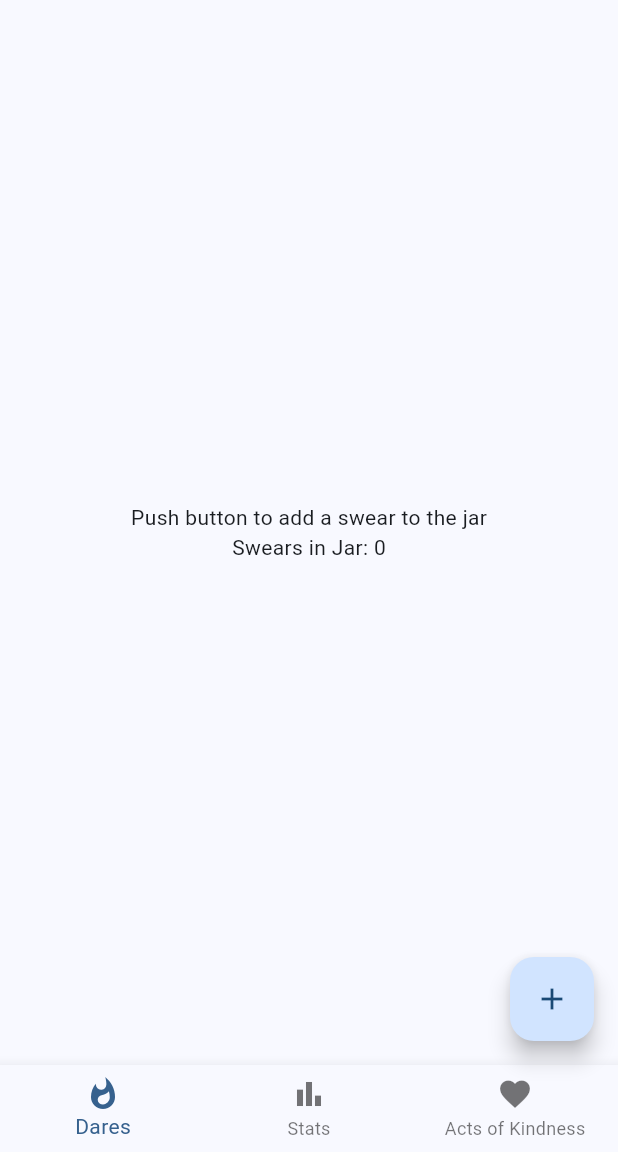
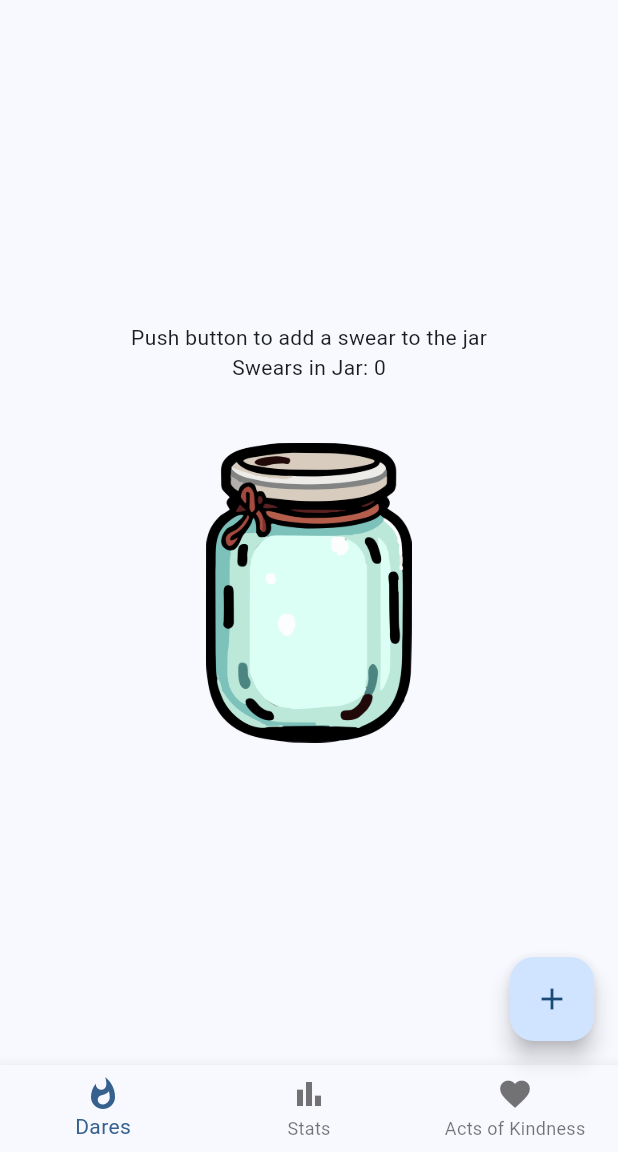
Before and after one commit to hasangha04/SwearJar, a Flutter app: the screen it shows after launch, on a phone screen of 412 x 824 dp, the part 84-1236 px from its top. Run offline on Flutter 3.47's test engine with Material 3 defaults, Android fonts, the phone set to English and light mode, and no system bars.

Commit message:
Added jar png on on home page.

```diff
--- a/lib/main.dart
+++ b/lib/main.dart
@@ -61,6 +61,14 @@ class _MyJarPageState extends State<MyJarPage> {
               ),
               Text(
                 'Swears in Jar: $_counter',
+              ),
+              const SizedBox(height: 20),
+              const SizedBox(height: 20),
+              Image.asset(
+                'jar.png',
+                width: 200,
+                height: 200,
+                fit: BoxFit.contain,
               ),
             ],
           ),
--- a/pubspec.yaml
+++ b/pubspec.yaml
@@ -59,9 +59,8 @@ flutter:
   uses-material-design: true
 
   # To add assets to your application, add an assets section, like this:
-  # assets:
-  #   - images/a_dot_burr.jpeg
-  #   - images/a_dot_ham.jpeg
+  assets:
+    - jar.png
 
   # An image asset can refer to one or more resolution-specific "variants", see
   # https://flutter.dev/assets-and-images/#resolution-aware
```
Also changed, not shown: jar.png (added). Lines whose indentation alone changed are shown as unchanged.
